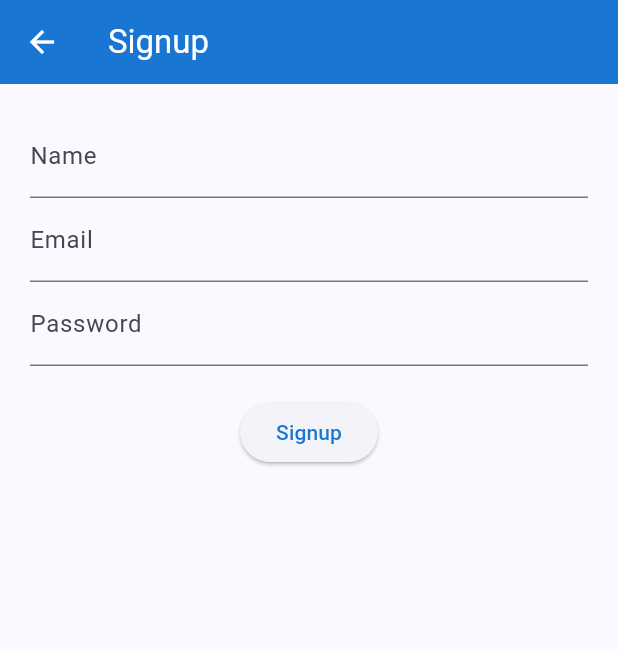
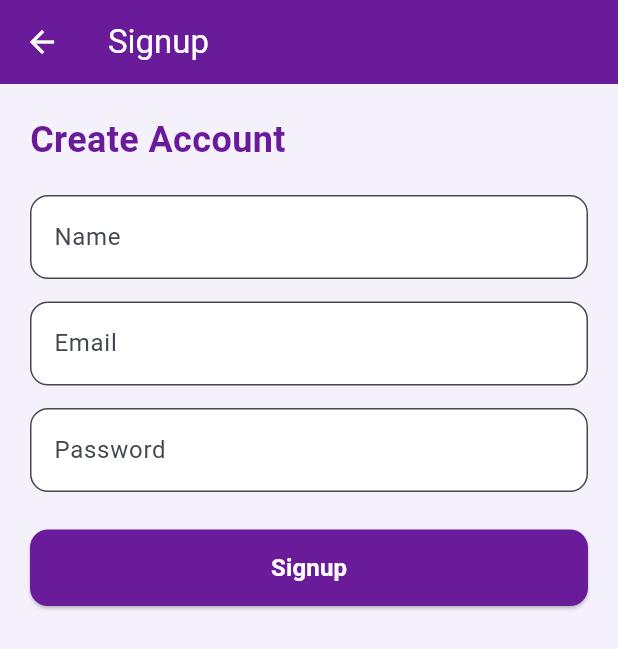
Before and after one commit to Degane77/Task-Mnagment-flutter-App-with-nodejs, a Flutter app: the SignupPage screen opened directly, on a phone screen of 412 x 824 dp. Shown: the top 649 px of the screen. Run offline on Flutter 3.47's test engine with Material 3 defaults, Android fonts, the phone set to English and light mode, and no system bars; our stand-ins replace get, get_storage; accounts and stored records are empty.

Commit message:
KAN-12 user signup and login

```diff
--- a/task_managemant/lib/pages/signup_page.dart
+++ b/task_managemant/lib/pages/signup_page.dart
@@ -3,36 +3,119 @@ import 'package:get/get.dart';
 import '../controllers/auth_controller.dart';
 
 class SignupPage extends StatelessWidget {
+  // Text controllers for user input fields
   final name = TextEditingController();
   final email = TextEditingController();
   final password = TextEditingController();
+
+  // Getting the AuthController instance using GetX
   final controller = Get.find<AuthController>();
+
+  SignupPage({super.key});
 
   @override
   Widget build(BuildContext context) {
+    // Theme Colors (You can change these easily)
+    const primaryColor = Color(0xFF6A1B9A); // Deep Purple
+    const backgroundColor = Color(0xFFF4F1FA); // Soft light background
+
     return Scaffold(
-      appBar: AppBar(title: Text("Signup"), backgroundColor: Color(0xFF1976D2), foregroundColor: Colors.white),
+      backgroundColor: backgroundColor,
+
+      // Top AppBar
+      appBar: AppBar(
+        title: const Text("Signup"),
+        backgroundColor: primaryColor,
+        foregroundColor: Colors.white,
+        elevation: 0,
+      ),
+
       body: Padding(
-        padding: EdgeInsets.all(20),
+        padding: const EdgeInsets.all(20),
+
         child: Column(
+          crossAxisAlignment: CrossAxisAlignment.stretch,
           children: [
+            // Page Title
+            const Text(
+              "Create Account",
+              style: TextStyle(
+                fontSize: 24,
+                fontWeight: FontWeight.bold,
+                color: primaryColor,
+              ),
+            ),
+
+            const SizedBox(height: 20),
+
+            // Name Input Field
             TextField(
               controller: name,
-              decoration: InputDecoration(labelText: "Name"),
+              decoration: InputDecoration(
+                labelText: "Name",
+                filled: true,
+                fillColor: Colors.white,
+                border: OutlineInputBorder(
+                  borderRadius: BorderRadius.circular(12),
+                ),
+              ),
             ),
+
+            const SizedBox(height: 15),
+
+            // Email Input Field
             TextField(
               controller: email,
-              decoration: InputDecoration(labelText: "Email"),
+              keyboardType: TextInputType.emailAddress,
+              decoration: InputDecoration(
+                labelText: "Email",
+                filled: true,
+                fillColor: Colors.white,
+                border: OutlineInputBorder(
+                  borderRadius: BorderRadius.circular(12),
+                ),
+              ),
             ),
+
+            const SizedBox(height: 15),
+
+            // Password Input Field
             TextField(
               controller: password,
-              decoration: InputDecoration(labelText: "Password"),
+              obscureText: true, // Hides the password text
+              decoration: InputDecoration(
+                labelText: "Password",
+                filled: true,
+                fillColor: Colors.white,
+                border: OutlineInputBorder(
+                  borderRadius: BorderRadius.circular(12),
+                ),
+              ),
             ),
-            SizedBox(height: 20),
+
+            const SizedBox(height: 25),
+
+            // Signup Button
             ElevatedButton(
-              onPressed: () =>
-                  controller.signup(name.text, email.text, password.text),
-              child: Text("Signup"),
+              style: ElevatedButton.styleFrom(
+                backgroundColor: primaryColor,
+                foregroundColor: Colors.white,
+                padding: const EdgeInsets.symmetric(vertical: 14),
+                shape: RoundedRectangleBorder(
+                  borderRadius: BorderRadius.circular(12),
+                ),
+              ),
+
+              // When user presses signup
+              onPressed: () {
+                // Call signup function from controller
+                controller.signup(name.text, email.text, password.text);
+              },
+
+              child: const Text(
+                "Signup",
+                style: TextStyle(fontSize: 16, fontWeight: FontWeight.bold),
+              ),
             ),
           ],
         ),
```
